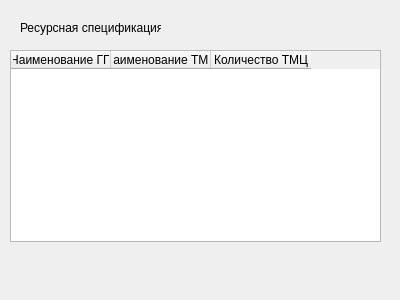
The window that technologicalcard.ui (anastasia-dushanova/ERPsystem) describes before a commit, drawn with Qt 5.
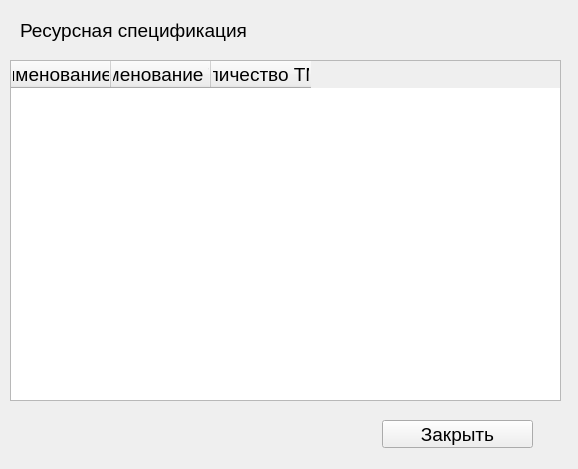
The same window after the commit.

Patch:
```diff
--- a/technologicalcard.ui
+++ b/technologicalcard.ui
@@ -6,10 +6,15 @@
    <rect>
     <x>0</x>
     <y>0</y>
-    <width>400</width>
-    <height>300</height>
+    <width>578</width>
+    <height>469</height>
    </rect>
   </property>
+  <property name="font">
+   <font>
+    <pointsize>14</pointsize>
+   </font>
+  </property>
   <property name="windowTitle">
    <string>Form</string>
   </property>
@@ -18,8 +23,8 @@
     <rect>
      <x>20</x>
      <y>20</y>
-     <width>141</width>
-     <height>16</height>
+     <width>291</width>
+     <height>21</height>
     </rect>
    </property>
    <property name="text">
@@ -27,12 +32,15 @@
    </property>
   </widget>
   <widget class="QTableWidget" name="tableWidget">
+   <property name="enabled">
+    <bool>true</bool>
+   </property>
    <property name="geometry">
     <rect>
      <x>10</x>
-     <y>50</y>
-     <width>371</width>
-     <height>192</height>
+     <y>60</y>
+     <width>551</width>
+     <height>341</height>
     </rect>
    </property>
    <column>
@@ -51,6 +59,22 @@
     </property>
    </column>
   </widget>
+  <widget class="QPushButton" name="pushButton">
+   <property name="enabled">
+    <bool>true</bool>
+   </property>
+   <property name="geometry">
+    <rect>
+     <x>382</x>
+     <y>420</y>
+     <width>151</width>
+     <height>28</height>
+    </rect>
+   </property>
+   <property name="text">
+    <string>Закрыть</string>
+   </property>
+  </widget>
  </widget>
  <resources/>
  <connections/>
```
Left out of the diff: 2 changed lines with no effect on the pictures.
